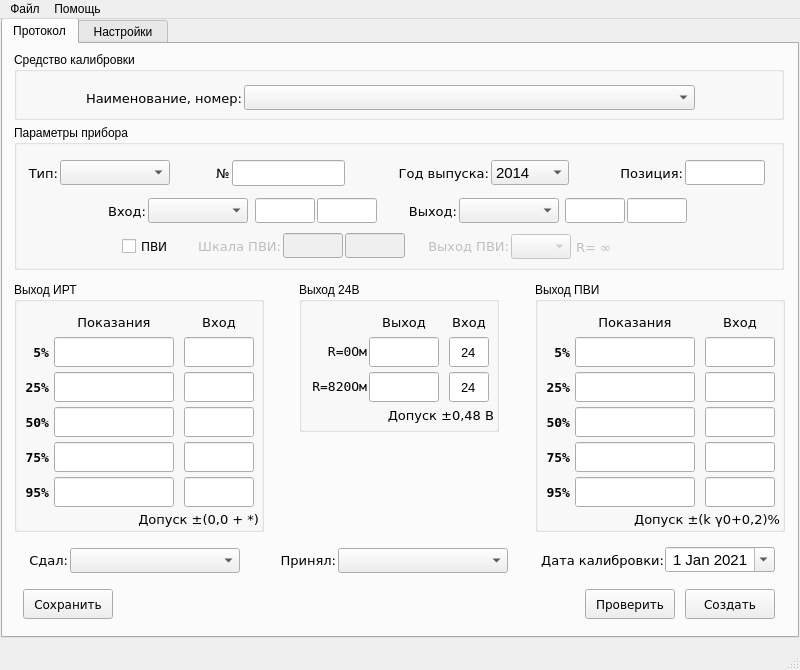
This is main.ui in asd192/CalibrationIRT59 as Qt 5 draws it before an edit. The edited form follows.
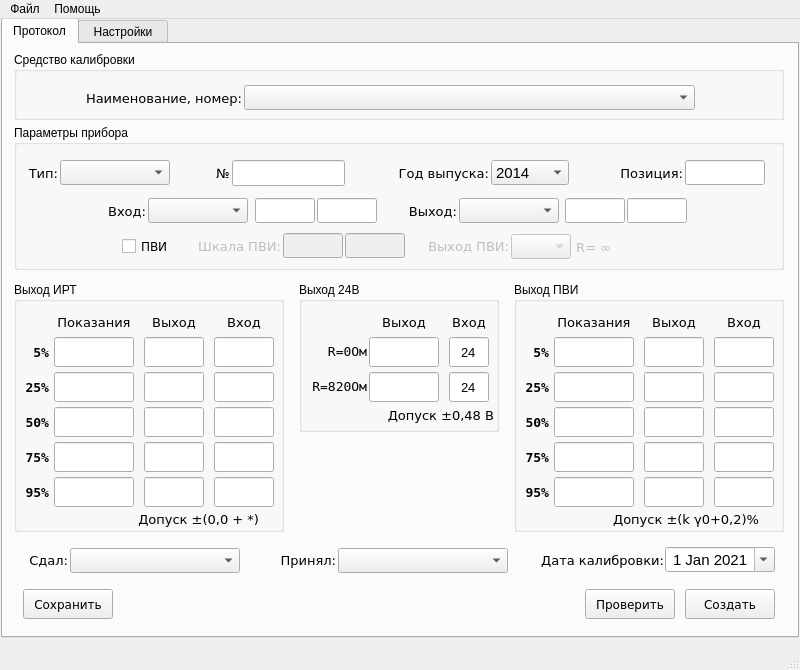
This is the edited form.

Commit message: Добавлены вспомогательные элементы интерфейса

```diff
--- a/main.ui
+++ b/main.ui
@@ -1173,7 +1173,7 @@
        <rect>
         <x>11</x>
         <y>238</y>
-        <width>250</width>
+        <width>270</width>
         <height>250</height>
        </rect>
       </property>
@@ -1188,7 +1188,7 @@
         <rect>
          <x>40</x>
          <y>55</y>
-         <width>120</width>
+         <width>80</width>
          <height>30</height>
         </rect>
        </property>
@@ -1255,7 +1255,7 @@
         <rect>
          <x>40</x>
          <y>195</y>
-         <width>120</width>
+         <width>80</width>
          <height>30</height>
         </rect>
        </property>
@@ -1275,9 +1275,9 @@
        </property>
        <property name="geometry">
         <rect>
-         <x>170</x>
+         <x>200</x>
          <y>125</y>
-         <width>70</width>
+         <width>60</width>
          <height>30</height>
         </rect>
        </property>
@@ -1297,9 +1297,9 @@
        </property>
        <property name="geometry">
         <rect>
-         <x>170</x>
+         <x>200</x>
          <y>55</y>
-         <width>70</width>
+         <width>60</width>
          <height>30</height>
         </rect>
        </property>
@@ -1324,7 +1324,7 @@
         <rect>
          <x>40</x>
          <y>125</y>
-         <width>120</width>
+         <width>80</width>
          <height>30</height>
         </rect>
        </property>
@@ -1373,7 +1373,7 @@
         <rect>
          <x>40</x>
          <y>90</y>
-         <width>120</width>
+         <width>80</width>
          <height>30</height>
         </rect>
        </property>
@@ -1393,9 +1393,9 @@
       <widget class="QLabel" name="label_out_irt_input">
        <property name="geometry">
         <rect>
-         <x>170</x>
+         <x>200</x>
          <y>32</y>
-         <width>70</width>
+         <width>60</width>
          <height>17</height>
         </rect>
        </property>
@@ -1473,7 +1473,7 @@
         <rect>
          <x>40</x>
          <y>32</y>
-         <width>120</width>
+         <width>80</width>
          <height>17</height>
         </rect>
        </property>
@@ -1498,9 +1498,9 @@
        </property>
        <property name="geometry">
         <rect>
-         <x>170</x>
+         <x>200</x>
          <y>90</y>
-         <width>70</width>
+         <width>60</width>
          <height>30</height>
         </rect>
        </property>
@@ -1519,7 +1519,7 @@
         <rect>
          <x>40</x>
          <y>160</y>
-         <width>120</width>
+         <width>80</width>
          <height>30</height>
         </rect>
        </property>
@@ -1539,9 +1539,9 @@
        </property>
        <property name="geometry">
         <rect>
-         <x>170</x>
+         <x>200</x>
          <y>160</y>
-         <width>70</width>
+         <width>60</width>
          <height>30</height>
         </rect>
        </property>
@@ -1561,9 +1561,9 @@
        </property>
        <property name="geometry">
         <rect>
-         <x>170</x>
+         <x>200</x>
          <y>195</y>
-         <width>70</width>
+         <width>60</width>
          <height>30</height>
         </rect>
        </property>
@@ -1631,6 +1631,146 @@
         <set>Qt::AlignRight|Qt::AlignTrailing|Qt::AlignVCenter</set>
        </property>
       </widget>
+      <widget class="QLabel" name="label_out_irt_output">
+       <property name="geometry">
+        <rect>
+         <x>130</x>
+         <y>32</y>
+         <width>60</width>
+         <height>17</height>
+        </rect>
+       </property>
+       <property name="font">
+        <font>
+         <family>DejaVu Sans</family>
+         <pointsize>10</pointsize>
+         <weight>50</weight>
+         <bold>false</bold>
+        </font>
+       </property>
+       <property name="text">
+        <string>Выход</string>
+       </property>
+       <property name="alignment">
+        <set>Qt::AlignCenter</set>
+       </property>
+      </widget>
+      <widget class="QLineEdit" name="lineEdit_out_irt_output_50">
+       <property name="enabled">
+        <bool>true</bool>
+       </property>
+       <property name="geometry">
+        <rect>
+         <x>130</x>
+         <y>125</y>
+         <width>60</width>
+         <height>30</height>
+        </rect>
+       </property>
+       <property name="font">
+        <font>
+         <family>Segoe UI</family>
+         <pointsize>10</pointsize>
+        </font>
+       </property>
+       <property name="readOnly">
+        <bool>true</bool>
+       </property>
+      </widget>
+      <widget class="QLineEdit" name="lineEdit_out_irt_output_5">
+       <property name="enabled">
+        <bool>true</bool>
+       </property>
+       <property name="geometry">
+        <rect>
+         <x>130</x>
+         <y>55</y>
+         <width>60</width>
+         <height>30</height>
+        </rect>
+       </property>
+       <property name="font">
+        <font>
+         <family>Segoe UI</family>
+         <pointsize>10</pointsize>
+        </font>
+       </property>
+       <property name="inputMethodHints">
+        <set>Qt::ImhNone</set>
+       </property>
+       <property name="text">
+        <string/>
+       </property>
+       <property name="readOnly">
+        <bool>true</bool>
+       </property>
+      </widget>
+      <widget class="QLineEdit" name="lineEdit_out_irt_output_25">
+       <property name="enabled">
+        <bool>true</bool>
+       </property>
+       <property name="geometry">
+        <rect>
+         <x>130</x>
+         <y>90</y>
+         <width>60</width>
+         <height>30</height>
+        </rect>
+       </property>
+       <property name="font">
+        <font>
+         <family>Segoe UI</family>
+         <pointsize>10</pointsize>
+        </font>
+       </property>
+       <property name="readOnly">
+        <bool>true</bool>
+       </property>
+      </widget>
+      <widget class="QLineEdit" name="lineEdit_out_irt_output_75">
+       <property name="enabled">
+        <bool>true</bool>
+       </property>
+       <property name="geometry">
+        <rect>
+         <x>130</x>
+         <y>160</y>
+         <width>60</width>
+         <height>30</height>
+        </rect>
+       </property>
+       <property name="font">
+        <font>
+         <family>Segoe UI</family>
+         <pointsize>10</pointsize>
+        </font>
+       </property>
+       <property name="readOnly">
+        <bool>true</bool>
+       </property>
+      </widget>
+      <widget class="QLineEdit" name="lineEdit_out_irt_output_95">
+       <property name="enabled">
+        <bool>true</bool>
+       </property>
+       <property name="geometry">
+        <rect>
+         <x>130</x>
+         <y>195</y>
+         <width>60</width>
+         <height>30</height>
+        </rect>
+       </property>
+       <property name="font">
+        <font>
+         <family>Segoe UI</family>
+         <pointsize>10</pointsize>
+        </font>
+       </property>
+       <property name="readOnly">
+        <bool>true</bool>
+       </property>
+      </widget>
      </widget>
      <widget class="QDateEdit" name="dateEdit_date_calibration">
       <property name="enabled">
@@ -1748,9 +1888,9 @@
       </property>
       <property name="geometry">
        <rect>
-        <x>532</x>
+        <x>511</x>
         <y>238</y>
-        <width>250</width>
+        <width>270</width>
         <height>250</height>
        </rect>
       </property>
@@ -1765,7 +1905,7 @@
         <rect>
          <x>40</x>
          <y>55</y>
-         <width>120</width>
+         <width>80</width>
          <height>30</height>
         </rect>
        </property>
@@ -1835,7 +1975,7 @@
         <rect>
          <x>40</x>
          <y>195</y>
-         <width>120</width>
+         <width>80</width>
          <height>30</height>
         </rect>
        </property>
@@ -1855,9 +1995,9 @@
        </property>
        <property name="geometry">
         <rect>
-         <x>170</x>
+         <x>200</x>
          <y>125</y>
-         <width>70</width>
+         <width>60</width>
          <height>30</height>
         </rect>
        </property>
@@ -1877,9 +2017,9 @@
        </property>
        <property name="geometry">
         <rect>
-         <x>170</x>
+         <x>200</x>
          <y>55</y>
-         <width>70</width>
+         <width>60</width>
          <height>30</height>
         </rect>
        </property>
@@ -1904,7 +2044,7 @@
         <rect>
          <x>40</x>
          <y>125</y>
-         <width>120</width>
+         <width>80</width>
          <height>30</height>
         </rect>
        </property>
@@ -1956,7 +2096,7 @@
         <rect>
          <x>40</x>
          <y>90</y>
-         <width>120</width>
+         <width>80</width>
          <height>30</height>
         </rect>
        </property>
@@ -1976,9 +2116,9 @@
       <widget class="QLabel" name="label_31">
        <property name="geometry">
         <rect>
-         <x>170</x>
+         <x>200</x>
          <y>32</y>
-         <width>70</width>
+         <width>60</width>
          <height>17</height>
         </rect>
        </property>
@@ -2056,7 +2196,7 @@
         <rect>
          <x>40</x>
          <y>32</y>
-         <width>120</width>
+         <width>80</width>
          <height>17</height>
         </rect>
        </property>
@@ -2081,9 +2221,9 @@
        </property>
        <property name="geometry">
         <rect>
-         <x>170</x>
+         <x>200</x>
          <y>90</y>
-         <width>70</width>
+         <width>60</width>
          <height>30</height>
         </rect>
        </property>
@@ -2105,7 +2245,7 @@
         <rect>
          <x>40</x>
          <y>160</y>
-         <width>120</width>
+         <width>80</width>
          <height>30</height>
         </rect>
        </property>
@@ -2125,9 +2265,9 @@
        </property>
        <property name="geometry">
         <rect>
-         <x>170</x>
+         <x>200</x>
          <y>160</y>
-         <width>70</width>
+         <width>60</width>
          <height>30</height>
         </rect>
        </property>
@@ -2147,9 +2287,9 @@
        </property>
        <property name="geometry">
         <rect>
-         <x>170</x>
+         <x>200</x>
          <y>195</y>
-         <width>70</width>
+         <width>60</width>
          <height>30</height>
         </rect>
        </property>
@@ -2217,6 +2357,143 @@
         <set>Qt::AlignRight|Qt::AlignTrailing|Qt::AlignVCenter</set>
        </property>
       </widget>
+      <widget class="QLineEdit" name="label_out_pvi_output_95">
+       <property name="enabled">
+        <bool>true</bool>
+       </property>
+       <property name="geometry">
+        <rect>
+         <x>130</x>
+         <y>195</y>
+         <width>60</width>
+         <height>30</height>
+        </rect>
+       </property>
+       <property name="font">
+        <font>
+         <family>Segoe UI</family>
+         <pointsize>10</pointsize>
+        </font>
+       </property>
+       <property name="readOnly">
+        <bool>true</bool>
+       </property>
+      </widget>
+      <widget class="QLineEdit" name="label_out_pvi_output_5">
+       <property name="enabled">
+        <bool>true</bool>
+       </property>
+       <property name="geometry">
+        <rect>
+         <x>130</x>
+         <y>55</y>
+         <width>60</width>
+         <height>30</height>
+        </rect>
+       </property>
+       <property name="font">
+        <font>
+         <family>Segoe UI</family>
+         <pointsize>10</pointsize>
+        </font>
+       </property>
+       <property name="inputMethodHints">
+        <set>Qt::ImhNone</set>
+       </property>
+       <property name="readOnly">
+        <bool>true</bool>
+       </property>
+      </widget>
+      <widget class="QLineEdit" name="label_out_pvi_output_50">
+       <property name="enabled">
+        <bool>true</bool>
+       </property>
+       <property name="geometry">
+        <rect>
+         <x>130</x>
+         <y>125</y>
+         <width>60</width>
+         <height>30</height>
+        </rect>
+       </property>
+       <property name="font">
+        <font>
+         <family>Segoe UI</family>
+         <pointsize>10</pointsize>
+        </font>
+       </property>
+       <property name="readOnly">
+        <bool>true</bool>
+       </property>
+      </widget>
+      <widget class="QLabel" name="label_out_pvi_output">
+       <property name="geometry">
+        <rect>
+         <x>130</x>
+         <y>32</y>
+         <width>60</width>
+         <height>17</height>
+        </rect>
+       </property>
+       <property name="font">
+        <font>
+         <family>DejaVu Sans</family>
+         <pointsize>10</pointsize>
+         <weight>50</weight>
+         <bold>false</bold>
+        </font>
+       </property>
+       <property name="text">
+        <string>Выход</string>
+       </property>
+       <property name="alignment">
+        <set>Qt::AlignCenter</set>
+       </property>
+      </widget>
+      <widget class="QLineEdit" name="label_out_pvi_output_25">
+       <property name="enabled">
+        <bool>true</bool>
+       </property>
+       <property name="geometry">
+        <rect>
+         <x>130</x>
+         <y>90</y>
+         <width>60</width>
+         <height>30</height>
+        </rect>
+       </property>
+       <property name="font">
+        <font>
+         <family>Segoe UI</family>
+         <pointsize>10</pointsize>
+        </font>
+       </property>
+       <property name="readOnly">
+        <bool>true</bool>
+       </property>
+      </widget>
+      <widget class="QLineEdit" name="label_out_pvi_output_75">
+       <property name="enabled">
+        <bool>true</bool>
+       </property>
+       <property name="geometry">
+        <rect>
+         <x>130</x>
+         <y>160</y>
+         <width>60</width>
+         <height>30</height>
+        </rect>
+       </property>
+       <property name="font">
+        <font>
+         <family>Segoe UI</family>
+         <pointsize>10</pointsize>
+        </font>
+       </property>
+       <property name="readOnly">
+        <bool>true</bool>
+       </property>
+      </widget>
      </widget>
      <widget class="QComboBox" name="comboBox_adopted">
       <property name="geometry">
```
Left out of the diff: 4 changed lines with no effect on the pictures. The commit also changes 3 other files.
